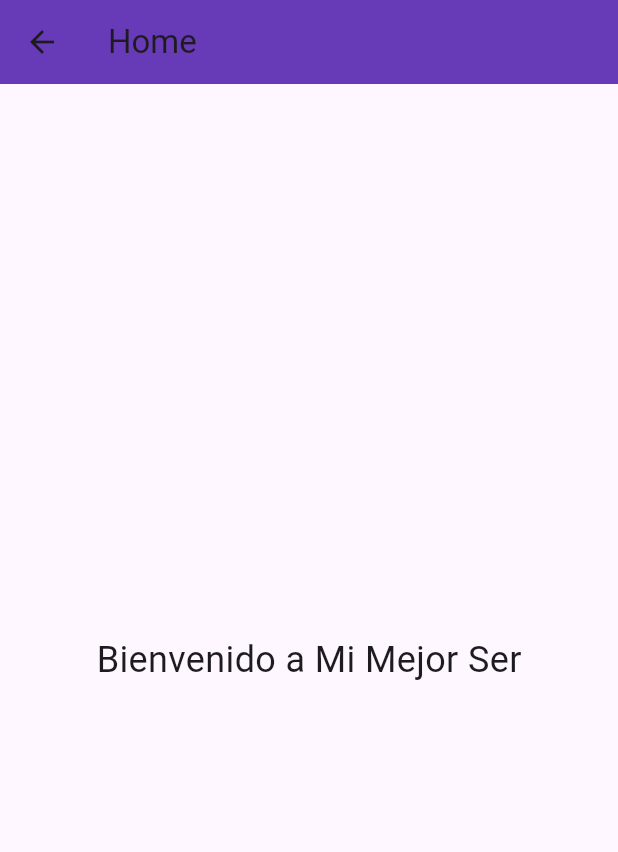
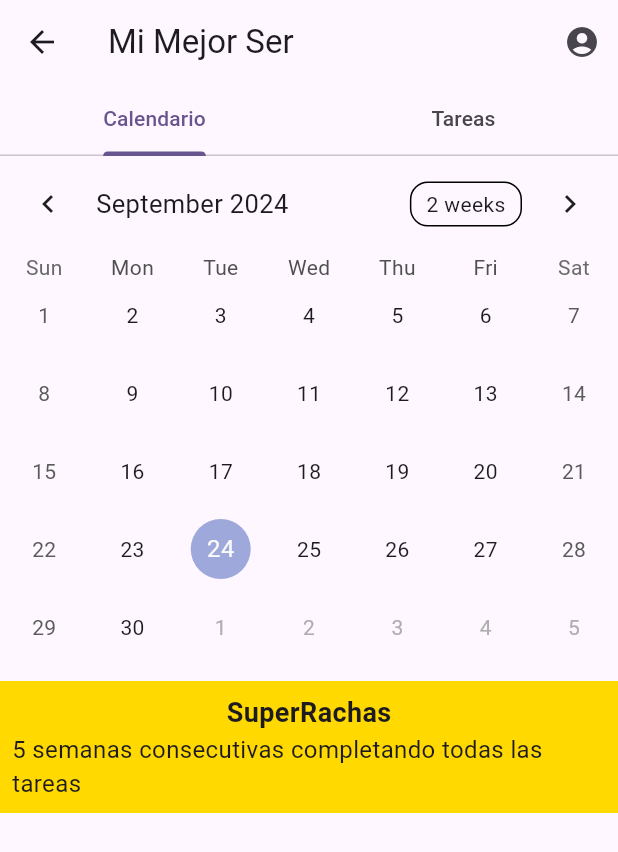
Before and after one commit to DorianoOjeda/project_movil_1, a Flutter app: the HomePage screen opened directly, on a phone screen of 412 x 824 dp. Shown: the top 852 px of the screen. Run offline on Flutter 3.47's test engine with Material 3 defaults, Android fonts, the phone set to English and light mode, and no system bars; drawn by our look-alikes of table_calendar.

Commit message:
calendar added to home page and tareas page created

```diff
--- a/lib/pages/home.dart
+++ b/lib/pages/home.dart
@@ -1,26 +1,74 @@
 import 'package:flutter/material.dart';
+import 'tareas.dart';
+import 'package:table_calendar/table_calendar.dart';
 
-class HomePage extends StatelessWidget {
-  const HomePage({super.key});
+class HomePage extends StatefulWidget {
+  const HomePage({Key? key}) : super(key: key);
 
   @override
+  _HomePageState createState() => _HomePageState();
+}
+
+class _HomePageState extends State<HomePage> {
+  @override
   Widget build(BuildContext context) {
-    return Scaffold(
-      appBar: AppBar(
-        title: const Text("Home"),
-        backgroundColor: Colors.deepPurple,
-      ),
-      body: const Center(
-        child: Column(
-          mainAxisAlignment: MainAxisAlignment.center,
-          children: <Widget>[
-            Text(
-              "Bienvenido a Mi Mejor Ser",
-              style: TextStyle(fontSize: 24),
+    return DefaultTabController(
+      length: 2, // numero de pestañas
+      child: Scaffold(
+        appBar: AppBar(
+          title: const Text("Mi Mejor Ser"),
+          bottom: const TabBar(
+            tabs: [
+              Tab(text: "Calendario"),
+              Tab(text: "Tareas"),
+            ],
+          ),
+          actions: [
+            IconButton(
+              icon: const Icon(Icons.account_circle),
+              onPressed: () {
+                // implementar perfil de usuario
+              },
             ),
+          ],
+        ),
+        body: TabBarView(
+          children: [
+            _buildCalendar(),
+            TareasPage(), // Página de tareas
           ],
         ),
       ),
     );
   }
+
+  Widget _buildCalendar() {
+    return Column(
+      children: [
+        TableCalendar(
+          firstDay: DateTime.utc(2021, 1, 1),
+          lastDay: DateTime.utc(2030, 12, 31),
+          focusedDay: DateTime.now(),
+        ),
+        //widget para superrachas
+        _buildSuperStreaks(),
+      ],
+    );
+  }
+
+  Widget _buildSuperStreaks() {
+    return Container(
+      padding: const EdgeInsets.all(8),
+      margin: const EdgeInsets.only(top: 10),
+      color: Color.fromARGB(255, 255, 217, 0), // Color de fondo del widget
+      child: const Column(
+        children: [
+          Text("SuperRachas",
+              style: TextStyle(fontSize: 18, fontWeight: FontWeight.bold)),
+          Text("5 semanas consecutivas completando todas las tareas",
+              style: TextStyle(fontSize: 16)),
+        ],
+      ),
+    );
+  }
 }
```
Also changed, not shown: lib/pages/tareas.dart (added, +43 -0 lines).
